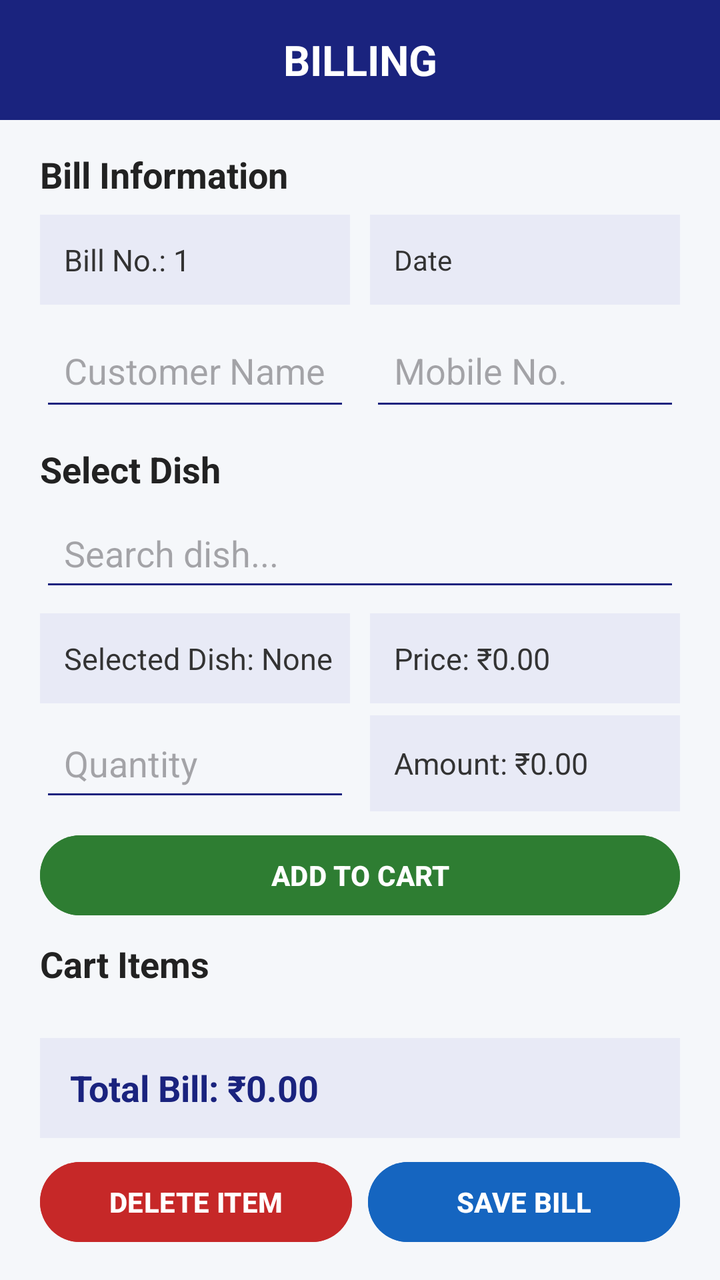
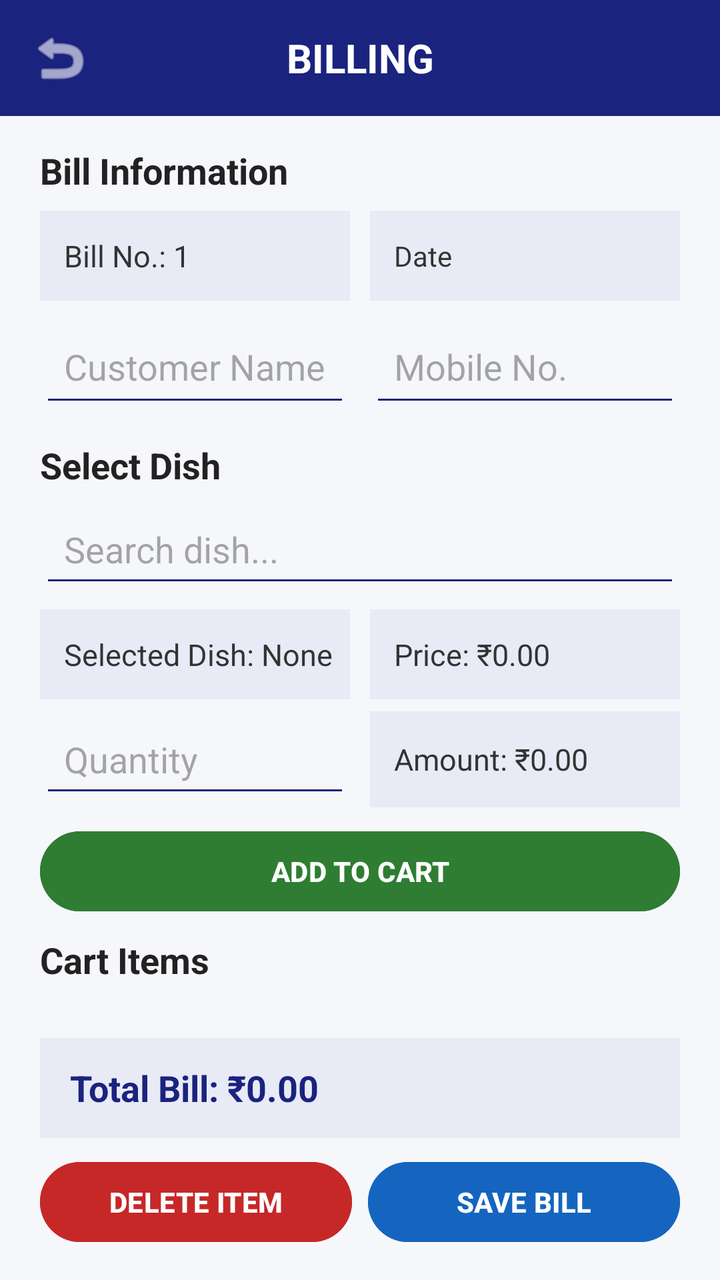

Compare the two renders of this Android layout. The source of the first and the diff that turns it into the second are given below.
<!-- AndroidManifest.xml: application theme Theme.HotelManagementSystem -->
<!-- res/layout/activity_billing.xml -->
<?xml version="1.0" encoding="utf-8"?>
<androidx.constraintlayout.widget.ConstraintLayout
    xmlns:android="http://schemas.android.com/apk/res/android"
    xmlns:app="http://schemas.android.com/apk/res-auto"
    android:layout_width="match_parent"
    android:layout_height="match_parent"
    android:background="#F5F7FA">

    

    <TextView
        android:id="@+id/tvBillingTitle"
        android:layout_width="0dp"
        android:layout_height="60dp"
        android:background="#1A237E"
        android:gravity="center"
        android:text="BILLING"
        android:textColor="#FFFFFF"
        android:textSize="21sp"
        android:textStyle="bold"
        app:layout_constraintTop_toTopOf="parent"
        app:layout_constraintStart_toStartOf="parent"
        app:layout_constraintEnd_toEndOf="parent" />


    

    <TextView
        android:id="@+id/tvBillInfo"
        android:layout_width="wrap_content"
        android:layout_height="wrap_content"
        android:text="Bill Information"
        android:textColor="#222222"
        android:textSize="18sp"
        android:textStyle="bold"
        app:layout_constraintTop_toBottomOf="@id/tvBillingTitle"
        app:layout_constraintStart_toStartOf="parent"
        android:layout_marginStart="20dp"
        android:layout_marginTop="15dp" />


    

    <TextView
        android:id="@+id/tvBillNo"
        android:layout_width="0dp"
        android:layout_height="45dp"
        android:background="#E8EAF6"
        android:gravity="center_vertical"
        android:paddingStart="12dp"
        android:text="Bill No.: 1"
        android:textColor="#333333"
        android:textSize="15sp"
        app:layout_constraintTop_toBottomOf="@id/tvBillInfo"
        app:layout_constraintStart_toStartOf="parent"
        app:layout_constraintEnd_toStartOf="@id/tvBillDate"
        android:layout_marginStart="20dp"
        android:layout_marginEnd="5dp"
        android:layout_marginTop="8dp" />


    

    <TextView
        android:id="@+id/tvBillDate"
        android:layout_width="0dp"
        android:layout_height="45dp"
        android:background="#E8EAF6"
        android:gravity="center_vertical"
        android:paddingStart="12dp"
        android:text="Date"
        android:textColor="#333333"
        android:textSize="14sp"
        app:layout_constraintTop_toBottomOf="@id/tvBillInfo"
        app:layout_constraintStart_toEndOf="@id/tvBillNo"
        app:layout_constraintEnd_toEndOf="parent"
        android:layout_marginStart="5dp"
        android:layout_marginEnd="20dp"
        android:layout_marginTop="8dp" />


    

    <EditText
        android:id="@+id/etCustomerName"
        android:layout_width="0dp"
        android:layout_height="50dp"
        android:hint="Customer Name"
        android:inputType="textCapWords"
        android:padding="12dp"
        android:backgroundTint="#1A237E"
        app:layout_constraintTop_toBottomOf="@id/tvBillNo"
        app:layout_constraintStart_toStartOf="parent"
        app:layout_constraintEnd_toStartOf="@id/etMobileNo"
        android:layout_marginStart="20dp"
        android:layout_marginEnd="5dp"
        android:layout_marginTop="8dp" />


    <EditText
        android:id="@+id/etMobileNo"
        android:layout_width="0dp"
        android:layout_height="50dp"
        android:hint="Mobile No."
        android:inputType="phone"
        android:maxLength="10"
        android:padding="12dp"
        android:backgroundTint="#1A237E"
        app:layout_constraintTop_toBottomOf="@id/tvBillNo"
        app:layout_constraintStart_toEndOf="@id/etCustomerName"
        app:layout_constraintEnd_toEndOf="parent"
        android:layout_marginStart="5dp"
        android:layout_marginEnd="20dp"
        android:layout_marginTop="8dp" />


    

    <TextView
        android:id="@+id/tvDishSection"
        android:layout_width="wrap_content"
        android:layout_height="wrap_content"
        android:text="Select Dish"
        android:textColor="#222222"
        android:textSize="18sp"
        android:textStyle="bold"
        app:layout_constraintTop_toBottomOf="@id/etCustomerName"
        app:layout_constraintStart_toStartOf="parent"
        android:layout_marginStart="20dp"
        android:layout_marginTop="12dp" />


    

    <EditText
        android:id="@+id/etDishSearch"
        android:layout_width="0dp"
        android:layout_height="48dp"
        android:hint="Search dish..."
        android:inputType="text"
        android:padding="12dp"
        android:backgroundTint="#1A237E"
        app:layout_constraintTop_toBottomOf="@id/tvDishSection"
        app:layout_constraintStart_toStartOf="parent"
        app:layout_constraintEnd_toEndOf="parent"
        android:layout_marginStart="20dp"
        android:layout_marginEnd="20dp"
        android:layout_marginTop="6dp" />


    

    <androidx.recyclerview.widget.RecyclerView
        android:id="@+id/recyclerDishSearch"
        android:layout_width="0dp"
        android:layout_height="75dp"
        android:visibility="gone"
        android:background="#FFFFFF"
        android:padding="2dp"
        app:layout_constraintTop_toBottomOf="@id/etDishSearch"
        app:layout_constraintStart_toStartOf="parent"
        app:layout_constraintEnd_toEndOf="parent"
        android:layout_marginStart="20dp"
        android:layout_marginEnd="20dp"
        android:layout_marginTop="3dp" />


    

    <TextView
        android:id="@+id/tvSelectedDish"
        android:layout_width="0dp"
        android:layout_height="45dp"
        android:background="#E8EAF6"
        android:gravity="center_vertical"
        android:paddingStart="12dp"
        android:text="Selected Dish: None"
        android:textColor="#333333"
        android:textSize="15sp"
        app:layout_constraintTop_toBottomOf="@id/recyclerDishSearch"
        app:layout_constraintStart_toStartOf="parent"
        app:layout_constraintEnd_toStartOf="@id/tvSelectedPrice"
        android:layout_marginStart="20dp"
        android:layout_marginEnd="5dp"
        android:layout_marginTop="6dp" />


    

    <TextView
        android:id="@+id/tvSelectedPrice"
        android:layout_width="0dp"
        android:layout_height="45dp"
        android:background="#E8EAF6"
        android:gravity="center_vertical"
        android:paddingStart="12dp"
        android:text="Price: ₹0.00"
        android:textColor="#333333"
        android:textSize="15sp"
        app:layout_constraintTop_toBottomOf="@id/recyclerDishSearch"
        app:layout_constraintStart_toEndOf="@id/tvSelectedDish"
        app:layout_constraintEnd_toEndOf="parent"
        android:layout_marginStart="5dp"
        android:layout_marginEnd="20dp"
        android:layout_marginTop="6dp" />


    

    <EditText
        android:id="@+id/etQuantity"
        android:layout_width="0dp"
        android:layout_height="48dp"
        android:hint="Quantity"
        android:inputType="number"
        android:padding="12dp"
        android:backgroundTint="#1A237E"
        app:layout_constraintTop_toBottomOf="@id/tvSelectedDish"
        app:layout_constraintStart_toStartOf="parent"
        app:layout_constraintEnd_toStartOf="@id/tvAmount"
        android:layout_marginStart="20dp"
        android:layout_marginEnd="5dp"
        android:layout_marginTop="6dp" />


    <TextView
        android:id="@+id/tvAmount"
        android:layout_width="0dp"
        android:layout_height="48dp"
        android:background="#E8EAF6"
        android:gravity="center_vertical"
        android:paddingStart="12dp"
        android:text="Amount: ₹0.00"
        android:textColor="#333333"
        android:textSize="15sp"
        app:layout_constraintTop_toBottomOf="@id/tvSelectedDish"
        app:layout_constraintStart_toEndOf="@id/etQuantity"
        app:layout_constraintEnd_toEndOf="parent"
        android:layout_marginStart="5dp"
        android:layout_marginEnd="20dp"
        android:layout_marginTop="6dp" />


    

    <Button
        android:id="@+id/btnAddToCart"
        android:layout_width="0dp"
        android:layout_height="48dp"
        android:text="ADD TO CART"
        android:textStyle="bold"
        android:backgroundTint="#2E7D32"
        app:layout_constraintTop_toBottomOf="@id/etQuantity"
        app:layout_constraintStart_toStartOf="parent"
        app:layout_constraintEnd_toEndOf="parent"
        android:layout_marginStart="20dp"
        android:layout_marginEnd="20dp"
        android:layout_marginTop="8dp" />


    

    <TextView
        android:id="@+id/tvCartTitle"
        android:layout_width="wrap_content"
        android:layout_height="wrap_content"
        android:text="Cart Items"
        android:textColor="#222222"
        android:textSize="18sp"
        android:textStyle="bold"
        app:layout_constraintTop_toBottomOf="@id/btnAddToCart"
        app:layout_constraintStart_toStartOf="parent"
        android:layout_marginStart="20dp"
        android:layout_marginTop="8dp" />


    <androidx.recyclerview.widget.RecyclerView
        android:id="@+id/recyclerCart"
        android:layout_width="0dp"
        android:layout_height="0dp"
        android:padding="4dp"
        android:clipToPadding="false"
        app:layout_constraintTop_toBottomOf="@id/tvCartTitle"
        app:layout_constraintBottom_toTopOf="@id/tvTotal"
        app:layout_constraintStart_toStartOf="parent"
        app:layout_constraintEnd_toEndOf="parent"
        android:layout_marginStart="15dp"
        android:layout_marginEnd="15dp"
        android:layout_marginTop="4dp"
        android:layout_marginBottom="5dp" />


    

    <TextView
        android:id="@+id/tvTotal"
        android:layout_width="0dp"
        android:layout_height="50dp"
        android:background="#E8EAF6"
        android:gravity="center_vertical"
        android:paddingStart="15dp"
        android:text="Total Bill: ₹0.00"
        android:textColor="#1A237E"
        android:textSize="18sp"
        android:textStyle="bold"
        app:layout_constraintBottom_toTopOf="@id/buttonRow"
        app:layout_constraintStart_toStartOf="parent"
        app:layout_constraintEnd_toEndOf="parent"
        android:layout_marginStart="20dp"
        android:layout_marginEnd="20dp"
        android:layout_marginBottom="8dp" />


    

    <LinearLayout
        android:id="@+id/buttonRow"
        android:layout_width="0dp"
        android:layout_height="48dp"
        android:orientation="horizontal"
        android:weightSum="2"
        app:layout_constraintBottom_toBottomOf="parent"
        app:layout_constraintStart_toStartOf="parent"
        app:layout_constraintEnd_toEndOf="parent"
        android:layout_marginStart="20dp"
        android:layout_marginEnd="20dp"
        android:layout_marginBottom="15dp">

        <Button
            android:id="@+id/btnDeleteItem"
            android:layout_width="0dp"
            android:layout_height="match_parent"
            android:layout_weight="1"
            android:text="DELETE ITEM"
            android:textStyle="bold"
            android:backgroundTint="#C62828" />

        <Button
            android:id="@+id/btnSaveBill"
            android:layout_width="0dp"
            android:layout_height="match_parent"
            android:layout_weight="1"
            android:text="SAVE BILL"
            android:textStyle="bold"
            android:backgroundTint="#1565C0"
            android:layout_marginStart="8dp" />

    </LinearLayout>

</androidx.constraintlayout.widget.ConstraintLayout>
<!-- resources referenced by this layout -->
<resources>
  <style name="Theme.HotelManagementSystem" parent="Base.Theme.HotelManagementSystem" />
  <style name="Base.Theme.HotelManagementSystem" parent="Theme.Material3.DayNight.NoActionBar">
          
          
      </style>
</resources>

<!-- the commit's change to res/layout/activity_billing.xml (unified diff, before → after) -->
@@ -6,21 +6,54 @@
     android:layout_height="match_parent"
     android:background="#F5F7FA">
 
-    
-
-    <TextView
-        android:id="@+id/tvBillingTitle"
-        android:layout_width="0dp"
-        android:layout_height="60dp"
+
+    
+
+    <LinearLayout
+        android:id="@+id/billingToolbar"
+        android:layout_width="0dp"
+        android:layout_height="58dp"
+        android:orientation="horizontal"
+        android:gravity="center_vertical"
         android:background="#1A237E"
-        android:gravity="center"
-        android:text="BILLING"
-        android:textColor="#FFFFFF"
-        android:textSize="21sp"
-        android:textStyle="bold"
         app:layout_constraintTop_toTopOf="parent"
         app:layout_constraintStart_toStartOf="parent"
-        app:layout_constraintEnd_toEndOf="parent" />
+        app:layout_constraintEnd_toEndOf="parent">
+
+        
+
+        <androidx.appcompat.widget.AppCompatImageButton
+            android:id="@+id/btnBack"
+            android:layout_width="52dp"
+            android:layout_height="52dp"
+            android:layout_marginStart="4dp"
+            android:background="?attr/selectableItemBackgroundBorderless"
+            android:src="@android:drawable/ic_menu_revert"
+            android:contentDescription="Back"
+            android:tint="#FFFFFF" />
+
+
+        
+
+        <TextView
+            android:id="@+id/tvBillingTitle"
+            android:layout_width="0dp"
+            android:layout_height="match_parent"
+            android:layout_weight="1"
+            android:gravity="center"
+            android:text="BILLING"
+            android:textColor="#FFFFFF"
+            android:textSize="20sp"
+            android:textStyle="bold" />
+
+
+        
+
+        <View
+            android:layout_width="56dp"
+            android:layout_height="match_parent" />
+
+    </LinearLayout>
 
 
     
@@ -33,10 +66,10 @@
         android:textColor="#222222"
         android:textSize="18sp"
         android:textStyle="bold"
-        app:layout_constraintTop_toBottomOf="@id/tvBillingTitle"
-        app:layout_constraintStart_toStartOf="parent"
-        android:layout_marginStart="20dp"
-        android:layout_marginTop="15dp" />
+        android:layout_marginStart="20dp"
+        android:layout_marginTop="15dp"
+        app:layout_constraintTop_toBottomOf="@id/billingToolbar"
+        app:layout_constraintStart_toStartOf="parent" />
 
 
     
@@ -51,12 +84,12 @@
         android:text="Bill No.: 1"
         android:textColor="#333333"
         android:textSize="15sp"
+        android:layout_marginStart="20dp"
+        android:layout_marginEnd="5dp"
+        android:layout_marginTop="8dp"
         app:layout_constraintTop_toBottomOf="@id/tvBillInfo"
         app:layout_constraintStart_toStartOf="parent"
-        app:layout_constraintEnd_toStartOf="@id/tvBillDate"
-        android:layout_marginStart="20dp"
-        android:layout_marginEnd="5dp"
-        android:layout_marginTop="8dp" />
+        app:layout_constraintEnd_toStartOf="@id/tvBillDate" />
 
 
     
@@ -71,12 +104,12 @@
         android:text="Date"
         android:textColor="#333333"
         android:textSize="14sp"
+        android:layout_marginStart="5dp"
+        android:layout_marginEnd="20dp"
+        android:layout_marginTop="8dp"
         app:layout_constraintTop_toBottomOf="@id/tvBillInfo"
         app:layout_constraintStart_toEndOf="@id/tvBillNo"
-        app:layout_constraintEnd_toEndOf="parent"
-        android:layout_marginStart="5dp"
-        android:layout_marginEnd="20dp"
-        android:layout_marginTop="8dp" />
+        app:layout_constraintEnd_toEndOf="parent" />
 
 
     
@@ -89,12 +122,13 @@
         android:inputType="textCapWords"
         android:padding="12dp"
         android:backgroundTint="#1A237E"
+        android:singleLine="true"
+        android:layout_marginStart="20dp"
+        android:layout_marginEnd="5dp"
+        android:layout_marginTop="8dp"
         app:layout_constraintTop_toBottomOf="@id/tvBillNo"
         app:layout_constraintStart_toStartOf="parent"
-        app:layout_constraintEnd_toStartOf="@id/etMobileNo"
-        android:layout_marginStart="20dp"
-        android:layout_marginEnd="5dp"
-        android:layout_marginTop="8dp" />
+        app:layout_constraintEnd_toStartOf="@id/etMobileNo" />
 
 
     <EditText
@@ -106,12 +140,13 @@
         android:maxLength="10"
         android:padding="12dp"
         android:backgroundTint="#1A237E"
+        android:singleLine="true"
+        android:layout_marginStart="5dp"
+        android:layout_marginEnd="20dp"
+        android:layout_marginTop="8dp"
         app:layout_constraintTop_toBottomOf="@id/tvBillNo"
         app:layout_constraintStart_toEndOf="@id/etCustomerName"
-        app:layout_constraintEnd_toEndOf="parent"
-        android:layout_marginStart="5dp"
-        android:layout_marginEnd="20dp"
-        android:layout_marginTop="8dp" />
+        app:layout_constraintEnd_toEndOf="parent" />
 
 
     
@@ -124,10 +159,10 @@
         android:textColor="#222222"
         android:textSize="18sp"
         android:textStyle="bold"
+        android:layout_marginStart="20dp"
+        android:layout_marginTop="12dp"
         app:layout_constraintTop_toBottomOf="@id/etCustomerName"
-        app:layout_constraintStart_toStartOf="parent"
-        android:layout_marginStart="20dp"
-        android:layout_marginTop="12dp" />
+        app:layout_constraintStart_toStartOf="parent" />
 
 
     
@@ -140,12 +175,13 @@
         android:inputType="text"
         android:padding="12dp"
         android:backgroundTint="#1A237E"
+        android:singleLine="true"
+        android:layout_marginStart="20dp"
+        android:layout_marginEnd="20dp"
+        android:layout_marginTop="6dp"
         app:layout_constraintTop_toBottomOf="@id/tvDishSection"
         app:layout_constraintStart_toStartOf="parent"
-        app:layout_constraintEnd_toEndOf="parent"
-        android:layout_marginStart="20dp"
-        android:layout_marginEnd="20dp"
-        android:layout_marginTop="6dp" />
+        app:layout_constraintEnd_toEndOf="parent" />
 
 
     
@@ -157,12 +193,14 @@
         android:visibility="gone"
         android:background="#FFFFFF"
         android:padding="2dp"
+        android:clipToPadding="false"
+        android:elevation="4dp"
+        android:layout_marginStart="20dp"
+        android:layout_marginEnd="20dp"
+        android:layout_marginTop="3dp"
         app:layout_constraintTop_toBottomOf="@id/etDishSearch"
         app:layout_constraintStart_toStartOf="parent"
-        app:layout_constraintEnd_toEndOf="parent"
-        android:layout_marginStart="20dp"
-        android:layout_marginEnd="20dp"
-        android:layout_marginTop="3dp" />
+        app:layout_constraintEnd_toEndOf="parent" />
 
 
     
@@ -177,12 +215,12 @@
         android:text="Selected Dish: None"
         android:textColor="#333333"
         android:textSize="15sp"
+        android:layout_marginStart="20dp"
+        android:layout_marginEnd="5dp"
+        android:layout_marginTop="6dp"
         app:layout_constraintTop_toBottomOf="@id/recyclerDishSearch"
         app:layout_constraintStart_toStartOf="parent"
-        app:layout_constraintEnd_toStartOf="@id/tvSelectedPrice"
-        android:layout_marginStart="20dp"
-        android:layout_marginEnd="5dp"
-        android:layout_marginTop="6dp" />
+        app:layout_constraintEnd_toStartOf="@id/tvSelectedPrice" />
 
 
     
@@ -197,12 +235,12 @@
         android:text="Price: ₹0.00"
         android:textColor="#333333"
         android:textSize="15sp"
+        android:layout_marginStart="5dp"
+        android:layout_marginEnd="20dp"
+        android:layout_marginTop="6dp"
         app:layout_constraintTop_toBottomOf="@id/recyclerDishSearch"
         app:layout_constraintStart_toEndOf="@id/tvSelectedDish"
-        app:layout_constraintEnd_toEndOf="parent"
-        android:layout_marginStart="5dp"
-        android:layout_marginEnd="20dp"
-        android:layout_marginTop="6dp" />
+        app:layout_constraintEnd_toEndOf="parent" />
 
 
     
@@ -215,12 +253,13 @@
         android:inputType="number"
         android:padding="12dp"
         android:backgroundTint="#1A237E"
+        android:singleLine="true"
+        android:layout_marginStart="20dp"
+        android:layout_marginEnd="5dp"
+        android:layout_marginTop="6dp"
         app:layout_constraintTop_toBottomOf="@id/tvSelectedDish"
         app:layout_constraintStart_toStartOf="parent"
-        app:layout_constraintEnd_toStartOf="@id/tvAmount"
-        android:layout_marginStart="20dp"
-        android:layout_marginEnd="5dp"
-        android:layout_marginTop="6dp" />
+        app:layout_constraintEnd_toStartOf="@id/tvAmount" />
 
 
     <TextView
@@ -233,12 +272,12 @@
         android:text="Amount: ₹0.00"
         android:textColor="#333333"
         android:textSize="15sp"
+        android:layout_marginStart="5dp"
+        android:layout_marginEnd="20dp"
+        android:layout_marginTop="6dp"
         app:layout_constraintTop_toBottomOf="@id/tvSelectedDish"
         app:layout_constraintStart_toEndOf="@id/etQuantity"
-        app:layout_constraintEnd_toEndOf="parent"
-        android:layout_marginStart="5dp"
-        android:layout_marginEnd="20dp"
-        android:layout_marginTop="6dp" />
+        app:layout_constraintEnd_toEndOf="parent" />
 
 
     
@@ -250,12 +289,12 @@
         android:text="ADD TO CART"
         android:textStyle="bold"
         android:backgroundTint="#2E7D32"
+        android:layout_marginStart="20dp"
+        android:layout_marginEnd="20dp"
+        android:layout_marginTop="8dp"
         app:layout_constraintTop_toBottomOf="@id/etQuantity"
         app:layout_constraintStart_toStartOf="parent"
-        app:layout_constraintEnd_toEndOf="parent"
-        android:layout_marginStart="20dp"
-        android:layout_marginEnd="20dp"
-        android:layout_marginTop="8dp" />
+        app:layout_constraintEnd_toEndOf="parent" />
 
 
     
@@ -268,11 +307,13 @@
         android:textColor="#222222"
         android:textSize="18sp"
         android:textStyle="bold"
+        android:layout_marginStart="20dp"
+        android:layout_marginTop="8dp"
         app:layout_constraintTop_toBottomOf="@id/btnAddToCart"
-        app:layout_constraintStart_toStartOf="parent"
-        android:layout_marginStart="20dp"
-        android:layout_marginTop="8dp" />
-
+        app:layout_constraintStart_toStartOf="parent" />
+
+
+    
 
     <androidx.recyclerview.widget.RecyclerView
         android:id="@+id/recyclerCart"
@@ -280,14 +321,14 @@
         android:layout_height="0dp"
         android:padding="4dp"
         android:clipToPadding="false"
-        app:layout_constraintTop_toBottomOf="@id/tvCartTitle"
-        app:layout_constraintBottom_toTopOf="@id/tvTotal"
-        app:layout_constraintStart_toStartOf="parent"
-        app:layout_constraintEnd_toEndOf="parent"
         android:layout_marginStart="15dp"
         android:layout_marginEnd="15dp"
         android:layout_marginTop="4dp"
-        android:layout_marginBottom="5dp" />
+        android:layout_marginBottom="5dp"
+        app:layout_constraintTop_toBottomOf="@id/tvCartTitle"
+        app:layout_constraintBottom_toTopOf="@id/tvTotal"
+        app:layout_constraintStart_toStartOf="parent"
+        app:layout_constraintEnd_toEndOf="parent" />
 
 
     
@@ -303,12 +344,12 @@
         android:textColor="#1A237E"
         android:textSize="18sp"
         android:textStyle="bold"
+        android:layout_marginStart="20dp"
+        android:layout_marginEnd="20dp"
+        android:layout_marginBottom="8dp"
         app:layout_constraintBottom_toTopOf="@id/buttonRow"
         app:layout_constraintStart_toStartOf="parent"
-        app:layout_constraintEnd_toEndOf="parent"
-        android:layout_marginStart="20dp"
-        android:layout_marginEnd="20dp"
-        android:layout_marginBottom="8dp" />
+        app:layout_constraintEnd_toEndOf="parent" />
 
 
     
@@ -319,12 +360,12 @@
         android:layout_height="48dp"
         android:orientation="horizontal"
         android:weightSum="2"
+        android:layout_marginStart="20dp"
+        android:layout_marginEnd="20dp"
+        android:layout_marginBottom="15dp"
         app:layout_constraintBottom_toBottomOf="parent"
         app:layout_constraintStart_toStartOf="parent"
-        app:layout_constraintEnd_toEndOf="parent"
-        android:layout_marginStart="20dp"
-        android:layout_marginEnd="20dp"
-        android:layout_marginBottom="15dp">
+        app:layout_constraintEnd_toEndOf="parent">
 
         <Button
             android:id="@+id/btnDeleteItem"
